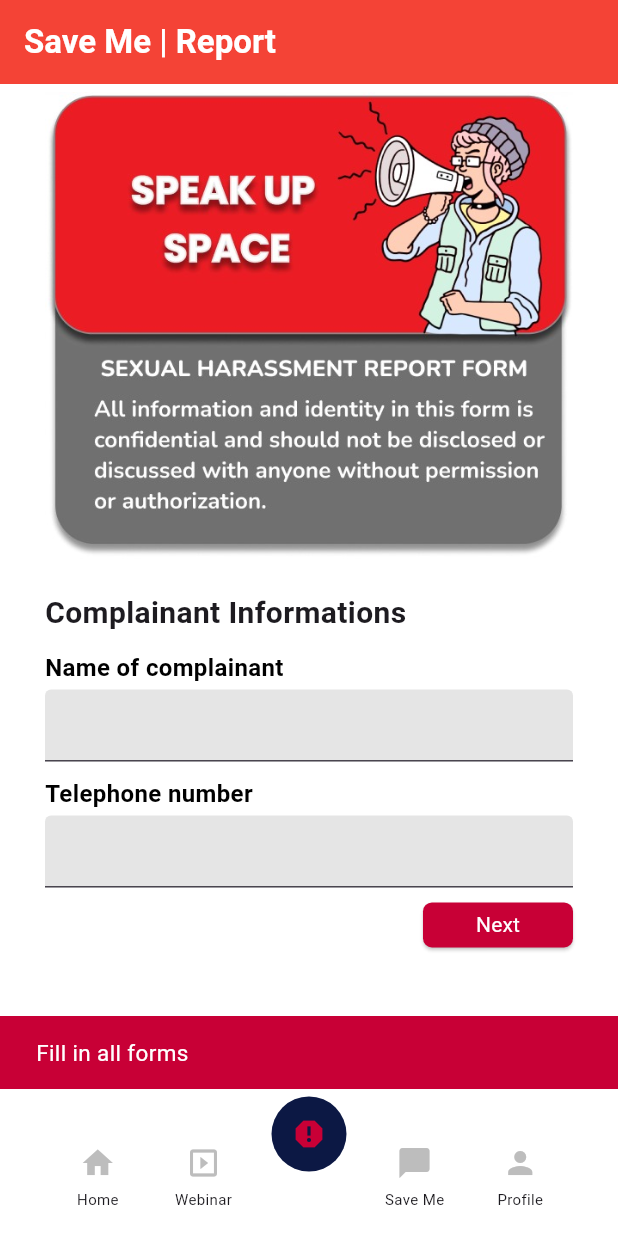
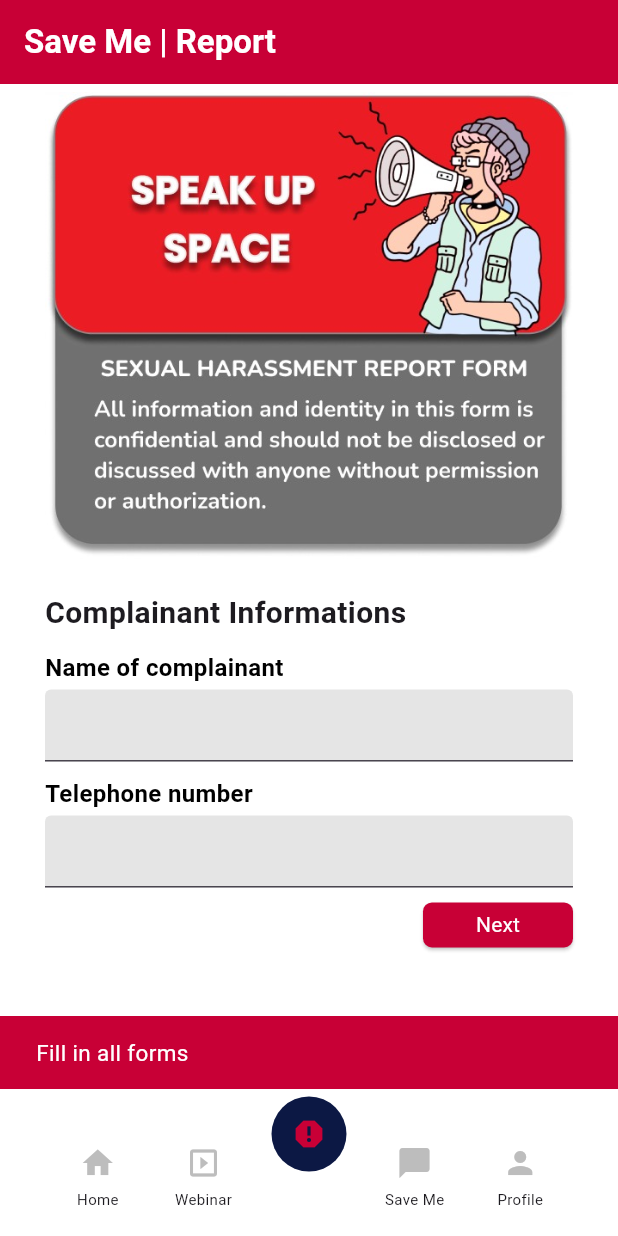
Before and after one commit to ibeibrahim/save_me_new, a Flutter app: the screen it shows once a user with an empty profile is signed in, item 3 of the bottom bar chosen, after a tap on "Next", on a phone screen of 412 x 824 dp. Run offline on Flutter 3.47's test engine with Material 3 defaults, Android fonts, the phone set to English and light mode, and no system bars; drawn by our look-alikes of animated_notch_bottom_bar; our stand-ins replace cloud_firestore, dio, file_picker, firebase_auth, firebase_core, firebase_storage and 3 more; accounts and stored records are empty; network calls fail; Roboto replaces fonts that are missing (Nunito).

Commit message:
fix: change color

```diff
--- a/lib/app/modules/deeptalk_page/views/admin_page_view.dart
+++ b/lib/app/modules/deeptalk_page/views/admin_page_view.dart
@@ -4,6 +4,8 @@ import 'package:save_me_new/app/modules/auth/auth_service.dart';
 import 'package:save_me_new/app/modules/deeptalk_page/chat_service.dart';
 import 'package:save_me_new/app/modules/deeptalk_page/views/chat_page.dart';
 import 'package:save_me_new/app/modules/deeptalk_page/views/user_tile.dart';
+
+import '../../../../component/GlobalFunction.dart';
 
 class AdminPageView extends StatelessWidget {
   AdminPageView({super.key});
@@ -16,8 +18,8 @@ class AdminPageView extends StatelessWidget {
   Widget build(BuildContext context) {
     return Scaffold(
       backgroundColor: Colors.white,
-appBar: AppBar(
-        backgroundColor: Colors.red,
+      appBar: AppBar(
+        backgroundColor: PRIMARY_COLOR,
         elevation: 0,
         title: const Text(
           'Save Me | Deep Talk',
--- a/lib/app/modules/deeptalk_page/views/saveme_page_view.dart
+++ b/lib/app/modules/deeptalk_page/views/saveme_page_view.dart
@@ -5,6 +5,7 @@ import 'package:save_me_new/app/modules/auth/auth_service.dart';
 import 'package:save_me_new/app/modules/deeptalk_page/chat_service.dart';
 import 'package:save_me_new/app/modules/deeptalk_page/views/chat_page.dart';
 import 'package:save_me_new/app/modules/deeptalk_page/views/user_tile.dart';
+import 'package:save_me_new/component/GlobalFunction.dart';
 
 class SavemePageView extends StatelessWidget {
   SavemePageView({super.key});
@@ -17,8 +18,11 @@ class SavemePageView extends StatelessWidget {
   Widget build(BuildContext context) {
     return Scaffold(
       appBar: AppBar(
-        backgroundColor: Colors.red,
-        title: const Text('Save Me', style: TextStyle(color: Colors.white),),
+        backgroundColor: PRIMARY_COLOR,
+        title: const Text(
+          'Save Me',
+          style: TextStyle(color: Colors.white),
+        ),
       ),
       backgroundColor: Colors.white,
       body: _buildUserList(),
--- a/lib/app/modules/profile_page/views/feedback/add_feedback_page.dart
+++ b/lib/app/modules/profile_page/views/feedback/add_feedback_page.dart
@@ -3,6 +3,7 @@ import 'package:firebase_auth/firebase_auth.dart';
 import 'package:firebase_storage/firebase_storage.dart';
 import 'package:flutter/material.dart';
 import 'package:get/get.dart';
+import 'package:save_me_new/component/GlobalFunction.dart';
 import 'package:uuid/uuid.dart';
 
 class AddFeedbackPage extends StatefulWidget {
@@ -46,7 +47,7 @@ class _AddFeedbackPageState extends State<AddFeedbackPage> {
   Widget build(BuildContext context) {
     return Scaffold(
       appBar: AppBar(
-        backgroundColor: Colors.redAccent,
+        backgroundColor: PRIMARY_COLOR,
         leading: const BackButton(color: Colors.white),
         title: const Text(
           'Beri feedback untuk aplikasi ini',
@@ -73,7 +74,7 @@ class _AddFeedbackPageState extends State<AddFeedbackPage> {
             ElevatedButton(
               onPressed: sendFeedback,
               style: ElevatedButton.styleFrom(
-                backgroundColor: Colors.red.shade400,
+                backgroundColor: PRIMARY_COLOR,
               ),
               child: const Text(
                 "Kirim",
--- a/lib/app/modules/profile_page/views/feedback/show_feedback_page.dart
+++ b/lib/app/modules/profile_page/views/feedback/show_feedback_page.dart
@@ -3,6 +3,7 @@ import 'package:firebase_auth/firebase_auth.dart';
 import 'package:firebase_storage/firebase_storage.dart';
 import 'package:flutter/material.dart';
 import 'package:get/get.dart';
+import 'package:save_me_new/component/GlobalFunction.dart';
 import 'package:uuid/uuid.dart';
 
 class ShowFeedbackPage extends StatefulWidget {
@@ -46,7 +47,7 @@ class _ShowFeedbackPageState extends State<ShowFeedbackPage> {
   Widget build(BuildContext context) {
     return Scaffold(
       appBar: AppBar(
-        backgroundColor: Colors.redAccent,
+        backgroundColor: PRIMARY_COLOR,
         leading: const BackButton(color: Colors.white),
         title: const Text(
           'Feedback untuk aplikasi',
--- a/lib/app/modules/profile_page/views/feedback_admin_page.dart
+++ b/lib/app/modules/profile_page/views/feedback_admin_page.dart
@@ -22,8 +22,8 @@ class _FeedbackAdminPageState extends State<FeedbackAdminPage> {
   Widget build(BuildContext context) {
     return Scaffold(
       backgroundColor: Colors.white,
-appBar: AppBar(
-        backgroundColor: Colors.red,
+      appBar: AppBar(
+        backgroundColor: PRIMARY_COLOR,
         elevation: 0,
         title: Text(
           'Save Me | Feedback',
--- a/lib/app/modules/profile_page/views/history_report_page.dart
+++ b/lib/app/modules/profile_page/views/history_report_page.dart
@@ -15,10 +15,10 @@ class HistoryReportPage extends StatelessWidget {
     final currentUser = controller.auth.getCurrentUser()!;
     return Scaffold(
       backgroundColor: Colors.white,
-appBar: AppBar(
-        backgroundColor: Colors.red,
+      appBar: AppBar(
+        backgroundColor: PRIMARY_COLOR,
         elevation: 0,
-        title: Text(
+        title: const Text(
           'Save Me | Riwayat',
           style: TextStyle(color: Colors.white, fontWeight: FontWeight.bold),
         ),
--- a/lib/app/modules/profile_page/views/profile_page_view.dart
+++ b/lib/app/modules/profile_page/views/profile_page_view.dart
@@ -30,7 +30,7 @@ class ProfilePageView extends GetView<ProfilePageController> {
     }
     return Scaffold(
       appBar: AppBar(
-        backgroundColor: Colors.red,
+        backgroundColor: PRIMARY_COLOR,
         elevation: 0,
         title: const Text(
           'Save Me | Profile',
--- a/lib/app/modules/report_page/views/detail_report_page.dart
+++ b/lib/app/modules/report_page/views/detail_report_page.dart
@@ -28,7 +28,7 @@ class _DetailReportPageState extends State<DetailReportPage> {
     return Scaffold(
       backgroundColor: Colors.white,
 appBar: AppBar(
-        backgroundColor: Colors.red,
+        backgroundColor: PRIMARY_COLOR,
         elevation: 0,
         title: Text(
           'Save Me | Report Detail',
--- a/lib/app/modules/report_page/views/report_page2.dart
+++ b/lib/app/modules/report_page/views/report_page2.dart
@@ -44,7 +44,7 @@ class _Report2State extends State<Report2> {
     File? fileToUpload;
     return Scaffold(
 appBar: AppBar(
-        backgroundColor: Colors.red,
+        backgroundColor: PRIMARY_COLOR,
         elevation: 0,
         title: Text(
           'Save Me | Report',
--- a/lib/app/modules/report_page/views/report_page_admin.dart
+++ b/lib/app/modules/report_page/views/report_page_admin.dart
@@ -17,7 +17,7 @@ class ReportPageAdmin extends GetView<ReportPageController> {
     return Scaffold(
       backgroundColor: Colors.white,
 appBar: AppBar(
-        backgroundColor: Colors.red,
+        backgroundColor: PRIMARY_COLOR,
         elevation: 0,
         title: Text(
           'Save Me | Report',
--- a/lib/app/modules/report_page/views/report_page_view.dart
+++ b/lib/app/modules/report_page/views/report_page_view.dart
@@ -18,7 +18,7 @@ class ReportPageView extends GetView<ReportPageController> {
     return Scaffold(
       backgroundColor: Colors.white,
       appBar: AppBar(
-        backgroundColor: Colors.red,
+        backgroundColor: PRIMARY_COLOR,
         elevation: 0,
         title: Text(
           'Save Me | Report',
--- a/lib/app/modules/webinar_page/views/detail_webinar_page.dart
+++ b/lib/app/modules/webinar_page/views/detail_webinar_page.dart
@@ -32,7 +32,7 @@ class _DetailWebinarPageState extends State<DetailWebinarPage> {
     return Scaffold(
       backgroundColor: Colors.white,
 appBar: AppBar(
-        backgroundColor: Colors.red,
+        backgroundColor: PRIMARY_COLOR,
         elevation: 0,
         title: Text(
           'Save Me | Webinar',
--- a/lib/app/modules/webinar_page/views/webinar_add_page.dart
+++ b/lib/app/modules/webinar_page/views/webinar_add_page.dart
@@ -13,7 +13,7 @@ class WebinarAddPage extends StatelessWidget {
       resizeToAvoidBottomInset: true,
       backgroundColor: Colors.white,
 appBar: AppBar(
-        backgroundColor: Colors.red,
+        backgroundColor: PRIMARY_COLOR,
         elevation: 0,
         title: Text(
           'Save Me | Add Webinar',
--- a/lib/app/modules/webinar_page/views/webinar_page_view.dart
+++ b/lib/app/modules/webinar_page/views/webinar_page_view.dart
@@ -28,9 +28,9 @@ class WebinarPageView extends GetView<WebinarPageController> {
     return Scaffold(
       backgroundColor: Colors.white,
       appBar: AppBar(
-        backgroundColor: Colors.red,
+        backgroundColor: PRIMARY_COLOR,
         elevation: 0,
-        title: Text(
+        title: const Text(
           'Save Me | Webinar',
           style: TextStyle(color: Colors.white, fontWeight: FontWeight.bold),
         ),
```
Also changed, not shown: lib/app/modules/profile_page/views/detail_history_report.dart (+5 -3 lines).
